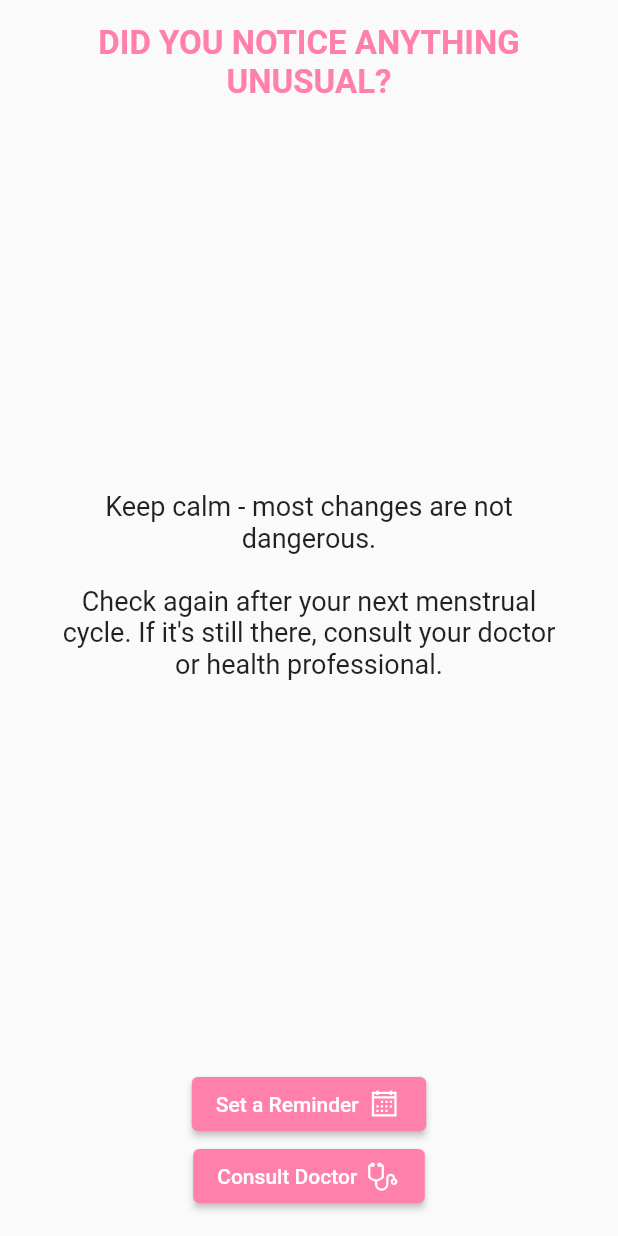
After one commit to Emon526/Mother-Care-Flutter, a Flutter app: the SelfCheckFinish screen opened directly, on a phone screen of 412 x 824 dp. The commit adds this screen. Run offline on Flutter 3.47's test engine with Material 2 defaults, Android fonts, the phone set to English and light mode, and no system bars; our stand-ins replace carousel_slider, firebase_core, firebase_storage, image_picker, line_icons, persistent_bottom_nav_bar and 1 more; missing offline and left inert: cool_stepper, firebase_ml_model_downloader, flutter_tflite; accounts and stored records are empty.

Commit message:
self check finish added

```diff
--- /dev/null
+++ b/lib/screens/selfcheck/self_check_finish.dart
@@ -0,0 +1,72 @@
+import 'package:flutter/material.dart';
+import 'package:line_icons/line_icons.dart';
+
+class SelfCheckFinish extends StatelessWidget {
+  const SelfCheckFinish({super.key});
+
+  @override
+  Widget build(BuildContext context) {
+    return Scaffold(
+        body: Padding(
+      padding: const EdgeInsets.all(16.0),
+      child: Column(
+        // mainAxisAlignment: MainAxisAlignment.spaceAround,
+        // mainAxisSize: MainAxisSize.min,
+        children: [
+          Text(
+            'DID YOU NOTICE ANYTHING UNUSUAL?',
+            textAlign: TextAlign.center,
+            style: TextStyle(
+              fontSize: 22.0,
+              color: Theme.of(context).primaryColor,
+              fontWeight: FontWeight.bold,
+            ),
+          ),
+          const Spacer(),
+          const Padding(
+            padding: EdgeInsets.all(20.0),
+            child: Text(
+              'Keep calm - most changes are not dangerous.\n\nCheck again after your next menstrual cycle. If it\'s still there, consult your doctor or health professional.',
+              textAlign: TextAlign.center,
+              style: TextStyle(
+                fontWeight: FontWeight.normal,
+                fontSize: 18,
+              ),
+            ),
+          ),
+          const Spacer(),
+          ElevatedButton(
+            onPressed: () {},
+            child: Row(
+              mainAxisSize: MainAxisSize.min,
+              children: const [
+                Text('Set a Reminder'),
+                SizedBox(
+                  width: 5,
+                ),
+                Icon(
+                  LineIcons.calendarAlt,
+                ),
+              ],
+            ),
+          ),
+          ElevatedButton(
+            onPressed: () {},
+            child: Row(
+              mainAxisSize: MainAxisSize.min,
+              children: const [
+                Text('Consult Doctor'),
+                SizedBox(
+                  width: 5,
+                ),
+                Icon(
+                  LineIcons.stethoscope,
+                ),
+              ],
+            ),
+          ),
+        ],
+      ),
+    ));
+  }
+}
```
Also changed, not shown: lib/screens/selfcheck/self_check_steps.dart (+7 -3 lines), lib/screens/settings/settings_screen.dart (deleted, +0 -36 lines).
